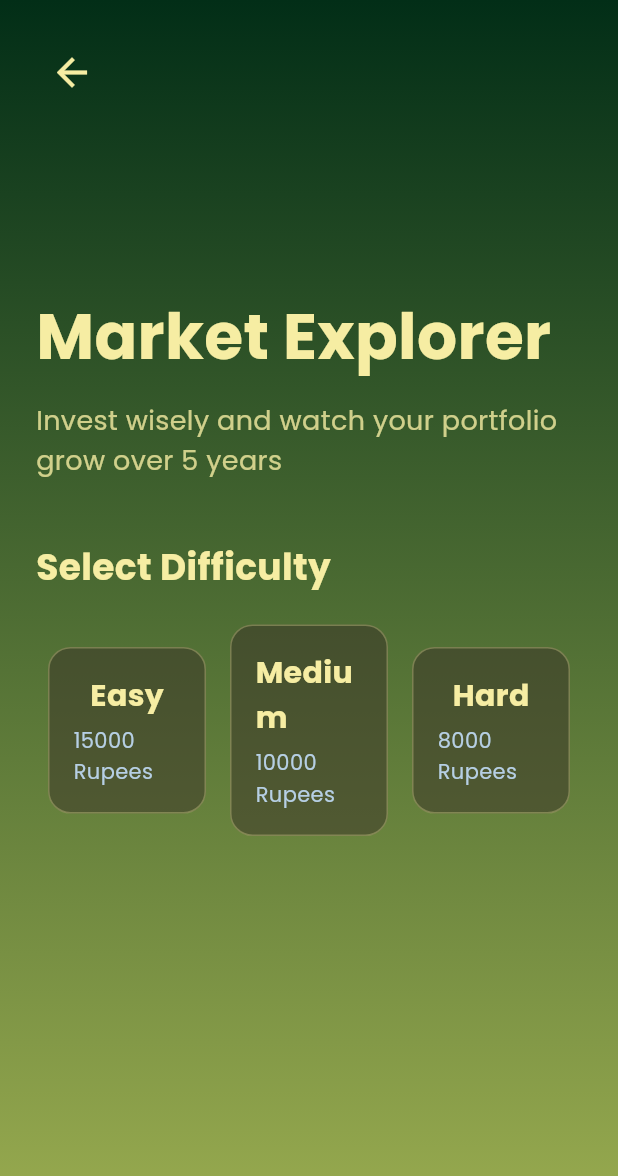
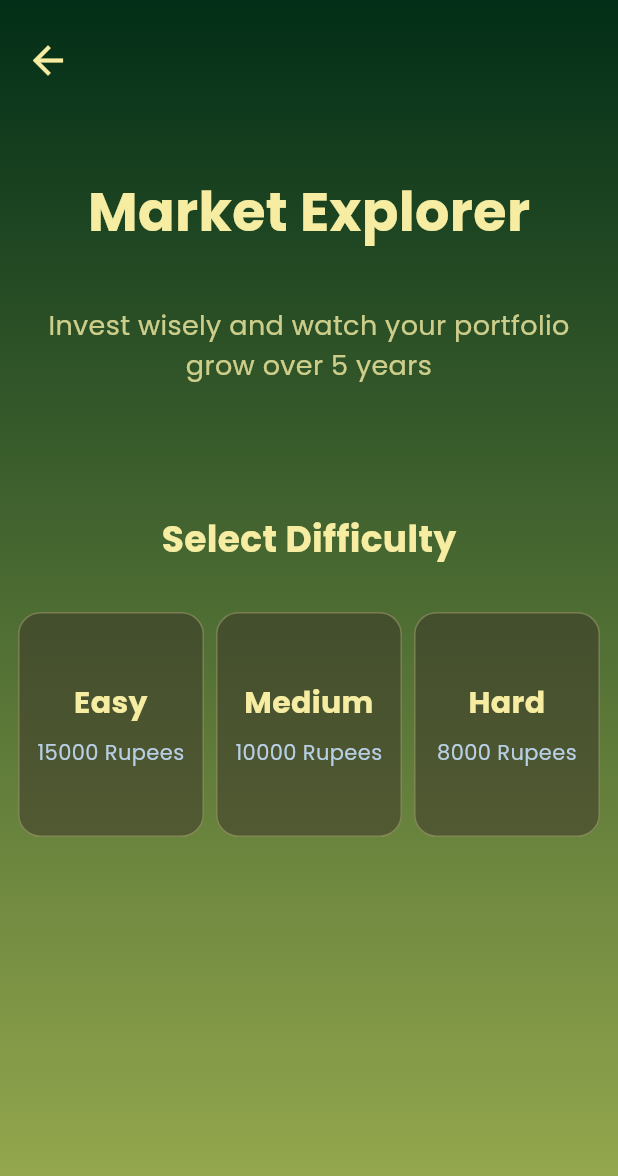
Before and after one commit to Atharv-tw/FINSTAR, a Flutter app: the MarketExplorerSplashScreen screen opened by its route, on a phone screen of 412 x 824 dp. Shown: the top 1176 px of the screen. Run offline on Flutter 3.47's test engine with Material 3 defaults, Android fonts, the phone set to English and light mode, and no system bars; our stand-ins replace cloud_firestore, firebase_auth, firebase_core, firebase_crashlytics, firebase_database, firebase_messaging and 7 more; missing offline and left inert: onesignal_flutter; accounts and stored records are empty; network calls fail.

Commit message:
refactor: Adjust UI layout of Market Explorer splash screen
- Shift main heading and subheading further up.
- Adjust size and positioning of difficulty selection boxes.

```diff
--- a/lib/features/games/market_explorer/screens/market_explorer_splash_screen.dart
+++ b/lib/features/games/market_explorer/screens/market_explorer_splash_screen.dart
@@ -18,34 +18,47 @@ class MarketExplorerSplashScreen extends StatelessWidget {
         ),
         child: SafeArea(
           child: Padding(
-            padding: const EdgeInsets.all(24.0),
+            padding: const EdgeInsets.symmetric(horizontal: 8.0, vertical: 16.0), // Reduced horizontal padding
             child: Column(
-              crossAxisAlignment: CrossAxisAlignment.start,
+              crossAxisAlignment: CrossAxisAlignment.center, // Center align all texts
               children: [
                 // Back Button
-                IconButton(
+                Align(
+                  alignment: Alignment.centerLeft,
+                  child: IconButton(
                     icon: const Icon(Icons.arrow_back, color: Color(0xFFF6EDA3), size: 30),
                     onPressed: () {
                       context.pop();
                     },
                   ),
+                ),
                 const Spacer(),
                 // Main Heading
-                Text(
+                Transform.translate(
+                  offset: const Offset(0, -75), // Pushed further up by 30 pixels
+                  child: Text(
                     'Market Explorer',
                     style: GoogleFonts.poppins(
-                    fontSize: 42,
+                      fontSize: 36,
                       fontWeight: FontWeight.bold,
                       color: const Color(0xFFF6EDA3),
                     ),
                   ),
-                const SizedBox(height: 10),
+                ),
+                const SizedBox(height: 5), // Spacing after main heading
                 // Sub Heading
-                Text(
+                Transform.translate(
+                  offset: const Offset(0, -45), // Pushed up by 30 pixels
+                  child: SizedBox(
+                    width: double.infinity,
+                    child: Text(
                       'Invest wisely and watch your portfolio grow over 5 years',
+                      textAlign: TextAlign.center,
                       style: GoogleFonts.poppins(
                         fontSize: 18,
                         color: const Color(0xFFF6EDA3).withAlpha((0.8 * 255).round()),
+                      ),
+                    ),
                   ),
                 ),
                 const SizedBox(height: 40),
@@ -58,8 +71,7 @@ class MarketExplorerSplashScreen extends StatelessWidget {
                     color: const Color(0xFFF6EDA3),
                   ),
                 ),
-                const SizedBox(height: 20),
-                // Difficulty Boxes
+                const SizedBox(height: 30), // Increased height to shift boxes down
                 Row(
                   mainAxisAlignment: MainAxisAlignment.spaceBetween,
                   children: [
@@ -84,15 +96,18 @@ class MarketExplorerSplashScreen extends StatelessWidget {
           // TODO: Navigate to Market Explorer game with selected difficulty
           context.push('/game/market-explorer/allocation', extra: {'difficulty': difficulty, 'initialInvestment': int.parse(rupees)});
         },
+        child: SizedBox(
+          height: 150.0,
           child: Container(
-          margin: const EdgeInsets.symmetric(horizontal: 8),
-          padding: const EdgeInsets.all(16),
+            margin: const EdgeInsets.symmetric(horizontal: 4),
+            padding: const EdgeInsets.all(8),
             decoration: BoxDecoration(
               color: const Color(0xFF393027).withAlpha((0.5 * 255).round()),
               borderRadius: BorderRadius.circular(15),
               border: Border.all(color: const Color(0xFFF6EDA3).withAlpha((0.3 * 255).round()), width: 1),
             ),
             child: Column(
+              mainAxisAlignment: MainAxisAlignment.center,
               children: [
                 Text(
                   difficulty,
@@ -101,16 +116,19 @@ class MarketExplorerSplashScreen extends StatelessWidget {
                     fontWeight: FontWeight.bold,
                     color: const Color(0xFFF6EDA3),
                   ),
+                  textAlign: TextAlign.center,
                 ),
-              const SizedBox(height: 5),
+                const SizedBox(height: 8),
                 Text(
                   '$rupees Rupees',
                   style: GoogleFonts.poppins(
                     fontSize: 14,
                     color: const Color(0xFFB6CFE4),
                   ),
+                  textAlign: TextAlign.center,
                 ),
               ],
+            ),
           ),
         ),
       ),
```
Lines whose indentation alone changed are shown as unchanged.
